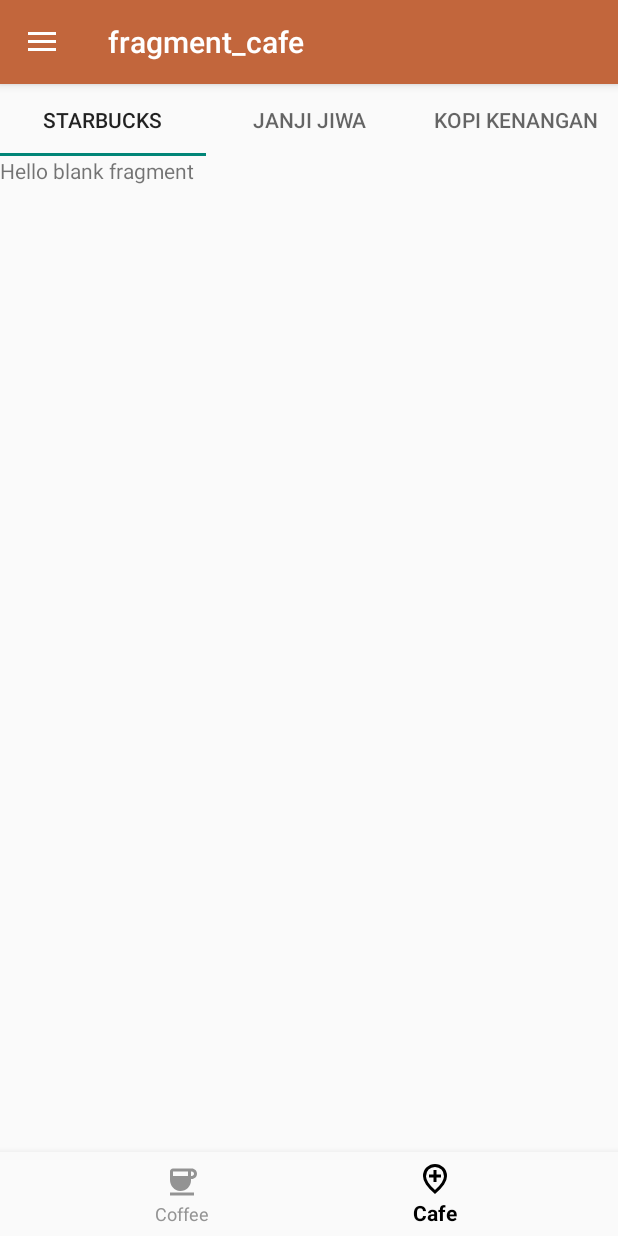
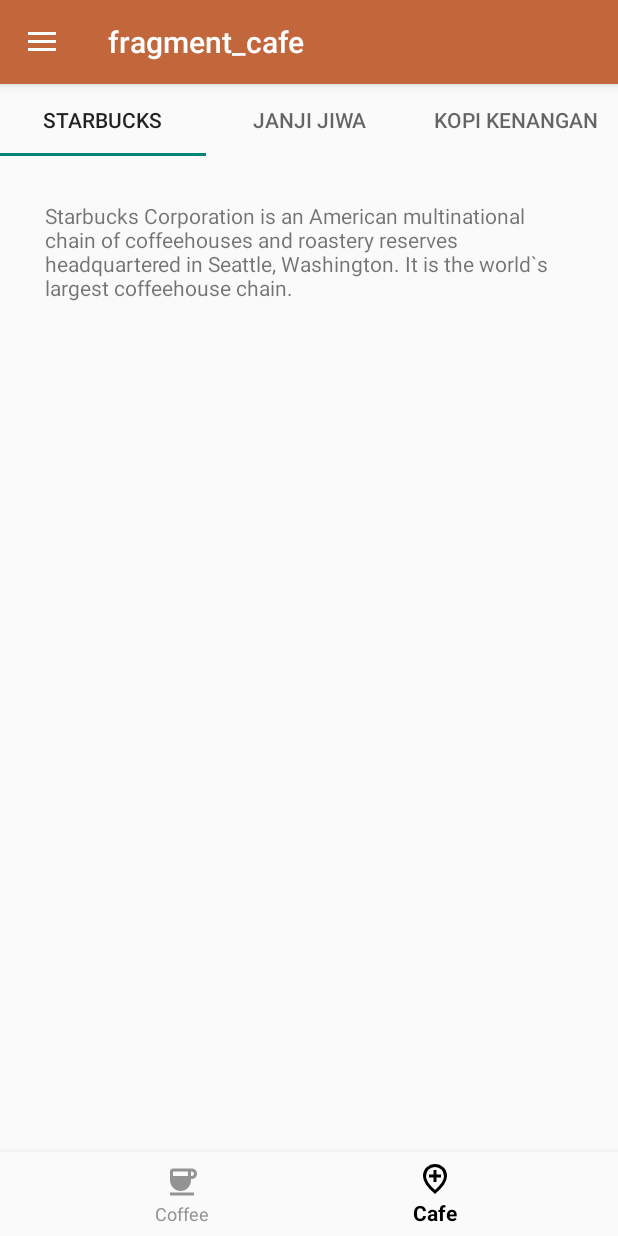
Before and after one commit to sammymices/LAB_WEEK_04, an Android app: the screen it shows after launch (MainActivity), item 2 of the bottom bar chosen, on a phone screen of 412 x 824 dp. Run offline under Robolectric (Android 15) with nearby library versions, the phone set to English and light mode, and no system bars; our stand-ins replace navigation-ui.

Commit message:
Commit No. 4 – Assignment

```diff
--- a/app/src/main/java/com/example/lab_week_04/CafeAdapter.kt
+++ b/app/src/main/java/com/example/lab_week_04/CafeAdapter.kt
@@ -1,22 +1,22 @@
 package com.example.lab_week_04
 
 import androidx.fragment.app.Fragment
-import androidx.fragment.app.FragmentManager
-import androidx.lifecycle.Lifecycle
 import androidx.viewpager2.adapter.FragmentStateAdapter
 
+// Public so CafeFragment can read the titles for the tabs
 val TABS_FIXED = listOf(
-    R.string.starbucks_title,
-    R.string.janjijiwa_title,
-    R.string.kopikenangan_title,
+    R.string.starbucks_title to R.string.starbucks_desc,
+    R.string.janjijiwa_title to R.string.janjijiwa_desc,
+    R.string.kopikenangan_title to R.string.kopikenangan_desc
 )
-class CafeAdapter(fragmentManager: FragmentManager, lifecycle: Lifecycle) :
-    FragmentStateAdapter(fragmentManager, lifecycle) {
-    override fun getItemCount(): Int {
-        return TABS_FIXED.size
-    }
-    override fun createFragment(position: Int): Fragment
-    {
-        return CafeDetailFragment()
+
+class CafeAdapter(private val parentFragment: Fragment) : FragmentStateAdapter(parentFragment) {
+
+    override fun getItemCount(): Int = TABS_FIXED.size
+
+    override fun createFragment(position: Int): Fragment {
+        val (_, descRes) = TABS_FIXED[position]
+        val content = parentFragment.getString(descRes)
+        return CafeDetailFragment.newInstance(content)
     }
 }
--- a/app/src/main/java/com/example/lab_week_04/CafeDetailFragment.kt
+++ b/app/src/main/java/com/example/lab_week_04/CafeDetailFragment.kt
@@ -5,27 +5,17 @@ import androidx.fragment.app.Fragment
 import android.view.LayoutInflater
 import android.view.View
 import android.view.ViewGroup
+import android.widget.TextView
 
-// TODO: Rename parameter arguments, choose names that match
-// the fragment initialization parameters, e.g. ARG_ITEM_NUMBER
-private const val ARG_PARAM1 = "param1"
-private const val ARG_PARAM2 = "param2"
+private const val TAB_CONTENT = "TAB_CONTENT"
 
-/**
- * A simple [Fragment] subclass.
- * Use the [CafeDetailFragment.newInstance] factory method to
- * create an instance of this fragment.
- */
 class CafeDetailFragment : Fragment() {
-    // TODO: Rename and change types of parameters
-    private var param1: String? = null
-    private var param2: String? = null
+    private var content: String? = null
 
     override fun onCreate(savedInstanceState: Bundle?) {
         super.onCreate(savedInstanceState)
         arguments?.let {
-            param1 = it.getString(ARG_PARAM1)
-            param2 = it.getString(ARG_PARAM2)
+            content = it.getString(TAB_CONTENT)
         }
     }
 
@@ -33,26 +23,19 @@ class CafeDetailFragment : Fragment() {
         inflater: LayoutInflater, container: ViewGroup?,
         savedInstanceState: Bundle?
     ): View? {
-        // Inflate the layout for this fragment
         return inflater.inflate(R.layout.fragment_cafe_detail, container, false)
     }
 
+    override fun onViewCreated(view: View, savedInstanceState: Bundle?) {
+        super.onViewCreated(view, savedInstanceState)
+        view.findViewById<TextView>(R.id.content_description)?.text = content
+    }
+
     companion object {
-        /**
-         * Use this factory method to create a new instance of
-         * this fragment using the provided parameters.
-         *
-         * @param param1 Parameter 1.
-         * @param param2 Parameter 2.
-         * @return A new instance of fragment CafeDetailFragment.
-         */
-        // TODO: Rename and change types and number of parameters
-        @JvmStatic
-        fun newInstance(param1: String, param2: String) =
+        fun newInstance(content: String) =
             CafeDetailFragment().apply {
                 arguments = Bundle().apply {
-                    putString(ARG_PARAM1, param1)
-                    putString(ARG_PARAM2, param2)
+                    putString(TAB_CONTENT, content)
                 }
             }
     }
--- a/app/src/main/java/com/example/lab_week_04/CafeFragment.kt
+++ b/app/src/main/java/com/example/lab_week_04/CafeFragment.kt
@@ -19,19 +19,22 @@ class CafeFragment : Fragment() {
         inflater: LayoutInflater, container: ViewGroup?,
         savedInstanceState: Bundle?
     ): View? {
-        // Inflate the layout for this fragment
         return inflater.inflate(R.layout.fragment_cafe, container, false)
     }
+
     override fun onViewCreated(view: View, savedInstanceState: Bundle?) {
         super.onViewCreated(view, savedInstanceState)
+
         val viewPager = view.findViewById<ViewPager2>(R.id.view_pager)
         val tabLayout = view.findViewById<TabLayout>(R.id.tab_layout)
-        val adapter = CafeAdapter(childFragmentManager, lifecycle)
+
+        val adapter = CafeAdapter(this)
         viewPager.adapter = adapter
+
         TabLayoutMediator(tabLayout, viewPager) { tab, position ->
-            tab.text = resources.getString(TABS_FIXED[position])
+            val (titleRes, _) = TABS_FIXED[position]
+            tab.text = resources.getString(titleRes)
         }.attach()
     }
 
-
 }
--- a/app/src/main/res/layout/fragment_cafe_detail.xml
+++ b/app/src/main/res/layout/fragment_cafe_detail.xml
@@ -3,12 +3,12 @@
     xmlns:tools="http://schemas.android.com/tools"
     android:layout_width="match_parent"
     android:layout_height="match_parent"
-    tools:context=".CafeDetailFragment">
+    tools:context=".CafeDetailFragment"
+    android:padding="30dp">
 
-    <!-- TODO: Update blank fragment layout -->
     <TextView
+        android:id="@+id/content_description"
         android:layout_width="match_parent"
         android:layout_height="match_parent"
-        android:text="@string/hello_blank_fragment" />
-
+        android:text="" />
 </FrameLayout>
--- a/app/src/main/res/values/strings.xml
+++ b/app/src/main/res/values/strings.xml
@@ -4,25 +4,31 @@
     <string name="nav_header_desc">Navigation header</string>
     <string name="menu_coffee">Coffee List</string>
     <string name="menu_favorites">Favorite Coffee</string>
+
     <string name="affogato_title">AFFOGATO</string>
-    <string name="affogato_desc">Espresso poured on a vanilla ice cream. Served in a
-cappuccino cup.</string>
+    <string name="affogato_desc">Espresso poured on a vanilla ice cream. Served in a cappuccino cup.</string>
+
     <string name="americano_title">AMERICANO</string>
-    <string name="americano_desc">Espresso with added hot water (100-150 ml). Often served in a cappuccino cup. (The espresso is added into the hot water rather than
-all the water being flowed through the coffee that would lead to over
-extraction.)</string>
+    <string name="americano_desc">Espresso with added hot water (100-150 ml). Often served in a cappuccino cup. (The espresso is added into the hot water rather than all the water being flowed through the coffee that would lead to over extraction.)</string>
+
     <string name="latte_title">CAFFE LATTE</string>
-    <string name="latte_desc">A tall, mild \'milk coffee\' (about 150-300 ml). An
-espresso with steamed milk and only a little milk foam poured over it. Serve in a
-latte glass or a coffee cup. Flavoured syrup can be added.</string>
+    <string name="latte_desc">A tall, mild milk coffee (about 150-300 ml). An espresso with steamed milk and only a little milk foam poured over it. Serve in a latte glass or a coffee cup. Flavoured syrup can be added.</string>
+
     <string name="coffee_list">Coffee List</string>
     <string name="coffee_favorites">My Favorite Coffee</string>
     <string name="cafe_list">Cafe List</string>
     <string name="bottom_menu_coffee">Coffee</string>
     <string name="bottom_menu_cafe">Cafe</string>
+
     <string name="starbucks_title">STARBUCKS</string>
+    <string name="starbucks_desc">Starbucks Corporation is an American multinational chain of coffeehouses and roastery reserves headquartered in Seattle, Washington. It is the world`s largest coffeehouse chain.</string>
+
     <string name="janjijiwa_title">JANJI JIWA</string>
+    <string name="janjijiwa_desc">It is undeniable that Janji Jiwa outlets have spread to various corners. Janji Jiwa is a local coffee brand popular among students, workers, and families. Carrying the jargon &quot;coffee from the heart&quot;.</string>
+
     <string name="kopikenangan_title">KOPI KENANGAN</string>
+    <string name="kopikenangan_desc">At Kopi Kenangan, their dream is to serve high quality coffee, made with the freshest local ingredients to customers across Indonesia - and the rest of the world.</string>
+
     <!-- TODO: Remove or change this placeholder text -->
     <string name="hello_blank_fragment">Hello blank fragment</string>
 </resources>
```
Also changed, not shown: 6 other files.
